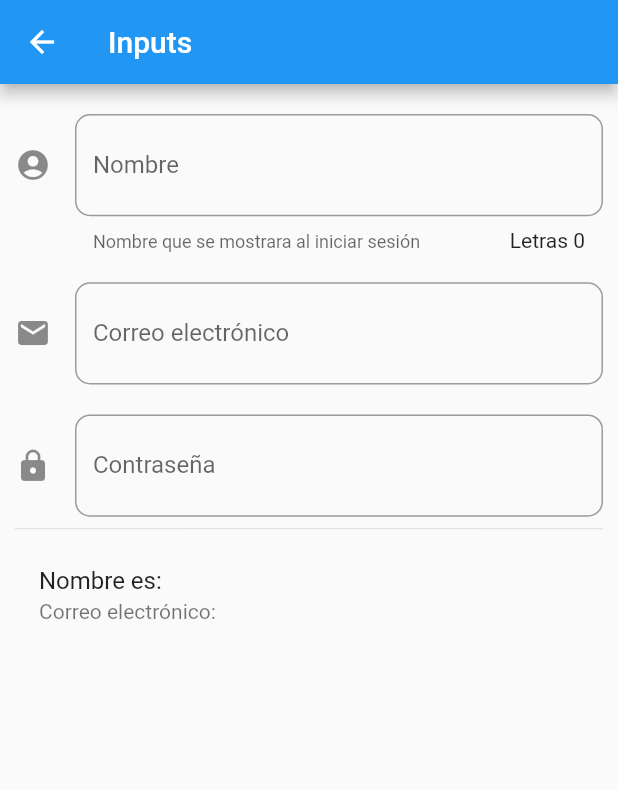
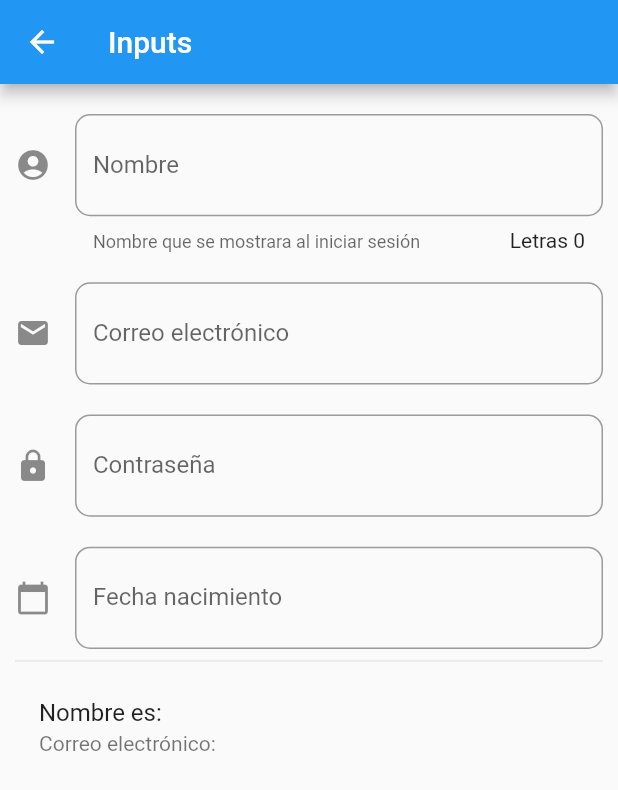
Before and after one commit to HenryOrtizAjcuc/componetesFlutter, a Flutter app: the screen it shows after launch, after a tap on "Inputs", on a phone screen of 412 x 824 dp. Shown: the top 790 px of the screen. Run offline on Flutter 3.47's test engine with Material 2 defaults, Android fonts, the phone set to English and light mode, and no system bars; network calls fail.

```diff
--- a/lib/main.dart
+++ b/lib/main.dart
@@ -1,6 +1,8 @@
 import 'package:componentes/routes/routes.dart';
+import 'package:flutter/material.dart';
+import 'package:flutter_localizations/flutter_localizations.dart';
+
 import 'package:componentes/src/pages/alert_page.dart';
-import 'package:flutter/material.dart';
 
 void main() => runApp(MyApp());
 
@@ -8,6 +10,16 @@ class MyApp extends StatelessWidget {
   @override
   Widget build(BuildContext context) {
     return MaterialApp(
+      localizationsDelegates: [
+        // ... app-specific localization delegate[s] here
+        GlobalMaterialLocalizations.delegate,
+        GlobalWidgetsLocalizations.delegate,
+      ],
+      supportedLocales: [
+        const Locale('en', 'US'), // English
+        const Locale('es', 'ES'), // Spanish
+        // ... other locales the app supports
+      ],
       debugShowCheckedModeBanner: false,
       title: 'Material App',
       // home: HomePage(),
--- a/lib/src/pages/input_page.dart
+++ b/lib/src/pages/input_page.dart
@@ -9,6 +9,8 @@ class _InputPageState extends State<InputPage> {
   String _nombre = '';
   String _email = '';
   String _password = '';
+  String _date = '';
+  TextEditingController _inputDate = TextEditingController();
   final _separator = 20.0;
 
   @override
@@ -29,6 +31,10 @@ class _InputPageState extends State<InputPage> {
             height: _separator,
           ),
           _crearPassord(),
+          SizedBox(
+            height: _separator,
+          ),
+          _crearFecha(context),
           Divider(),
           _crearPersona()
         ],
@@ -105,6 +111,45 @@ class _InputPageState extends State<InputPage> {
     );
   }
 
+  Widget _crearFecha(BuildContext context) {
+    return TextField(
+      controller: _inputDate,
+      enableInteractiveSelection: false,
+      decoration: InputDecoration(
+          border: OutlineInputBorder(borderRadius: BorderRadius.circular(10.0)),
+          hintText: 'Ingrese fecha de nacimiento',
+          labelText: 'Fecha nacimiento',
+          suffix: Icon(
+            Icons.perm_contact_calendar,
+            color: Colors.blue,
+          ),
+          icon: Icon(Icons.calendar_today)),
+      onTap: () {
+        FocusScope.of(context).requestFocus(new FocusNode());
+        _selectDate(context);
+      },
+    );
+  }
+
+  _selectDate(BuildContext context) async {
+    int initial = DateTime.now().year - 18;
+    int last = DateTime.now().year - 18;
+    int first = DateTime.now().year - 150;
+
+    DateTime? picked = await showDatePicker(
+        context: context,
+        initialDate: new DateTime(initial, 12, 31),
+        firstDate: new DateTime(first),
+        lastDate: new DateTime(last, 12, 31));
+
+    if (picked != null) {
+      setState(() {
+        _date = picked.toString().substring(0, 10);
+        _inputDate.text = _date;
+      });
+    }
+  }
+
   Widget _crearPersona() {
     return ListTile(
       title: Text('Nombre es: $_nombre'),
--- a/pubspec.yaml
+++ b/pubspec.yaml
@@ -22,6 +22,9 @@ environment:
 
 dependencies:
   flutter:
+    sdk: flutter
+
+  flutter_localizations:
     sdk: flutter
 
 
```
Also changed, not shown: pubspec.lock.
